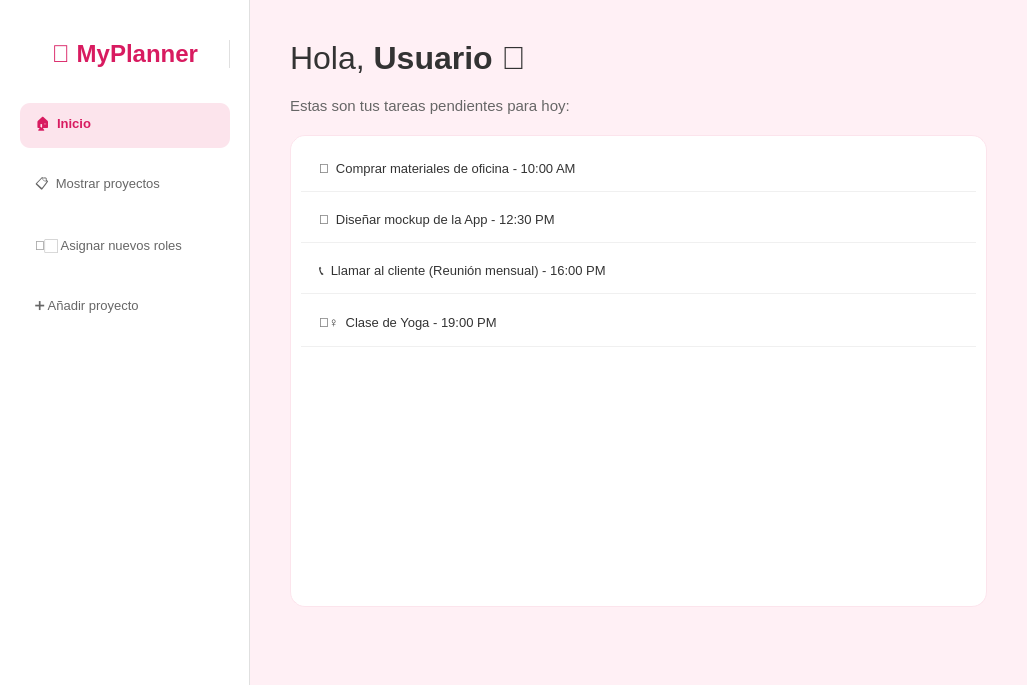
Above: vistas/pantallaprincipal.ui from FrJavier/Aplicacioncliente before the change. Below: the same form after it.
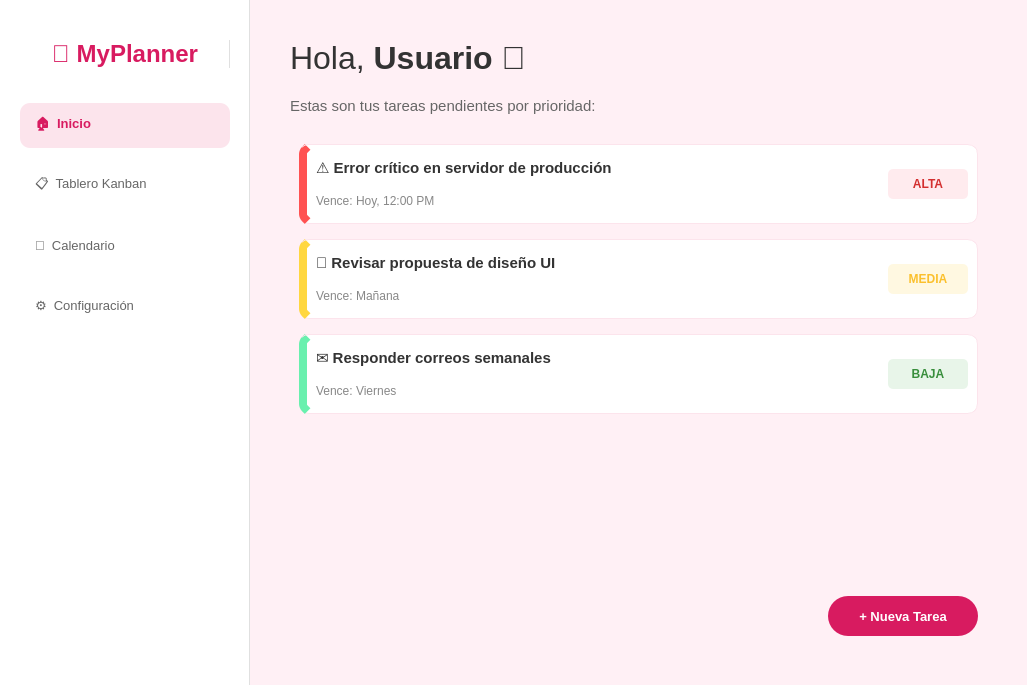
That is the form after the change.

Diff of the .ui file:
```diff
--- a/vistas/pantallaprincipal.ui
+++ b/vistas/pantallaprincipal.ui
@@ -177,7 +177,7 @@
 }</string>
          </property>
          <property name="text">
-          <string>📋  Mostrar proyectos</string>
+          <string>📋  Tablero Kanban</string>
          </property>
         </widget>
        </item>
@@ -212,7 +212,7 @@
 }</string>
          </property>
          <property name="text">
-          <string>👩🏻 Asignar nuevos roles</string>
+          <string>📅  Calendario</string>
          </property>
         </widget>
        </item>
@@ -247,7 +247,7 @@
 }</string>
          </property>
          <property name="text">
-          <string>➕ Añadir proyecto</string>
+          <string>⚙️  Configuración</string>
          </property>
         </widget>
        </item>
@@ -315,64 +315,369 @@
           <string notr="true">color: #666;</string>
          </property>
          <property name="text">
-          <string>Estas son tus tareas pendientes para hoy:</string>
+          <string>Estas son tus tareas pendientes por prioridad:</string>
          </property>
         </widget>
        </item>
        <item>
-        <widget class="QListWidget" name="listWidgetTasks">
-         <property name="font">
-          <font>
-           <family>Segoe UI</family>
-           <pointsize>10</pointsize>
-          </font>
-         </property>
+        <widget class="QScrollArea" name="scrollAreaTasks">
          <property name="styleSheet">
-          <string notr="true">QListWidget {
-	background-color: white;
-	border: 1px solid #FCE4EC;
-	border-radius: 15px;
-	padding: 10px;
-	outline: none;
-}
-QListWidget::item {
-	padding: 15px;
-	border-bottom: 1px solid #F0F0F0;
-	margin-bottom: 5px;
-	color: #333;
-}
-QListWidget::item:selected {
-	background-color: #FCE4EC;
-	color: #D81B60;
-	border-radius: 10px;
+          <string notr="true">QScrollArea {
 	border: none;
+	background-color: transparent;
+}
+QWidget#scrollAreaWidgetContents {
+	background-color: transparent;
 }</string>
          </property>
-         <item>
-          <property name="text">
-           <string>📌  Comprar materiales de oficina - 10:00 AM</string>
+         <property name="widgetResizable">
+          <bool>true</bool>
+         </property>
+         <widget class="QWidget" name="scrollAreaWidgetContents">
+          <property name="geometry">
+           <rect>
+            <x>0</x>
+            <y>0</y>
+            <width>697</width>
+            <height>407</height>
+           </rect>
           </property>
-         </item>
-         <item>
-          <property name="text">
-           <string>🎨  Diseñar mockup de la App - 12:30 PM</string>
-          </property>
-         </item>
-         <item>
-          <property name="text">
-           <string>📞  Llamar al cliente (Reunión mensual) - 16:00 PM</string>
-          </property>
-         </item>
-         <item>
-          <property name="text">
-           <string>🧘‍♀️  Clase de Yoga - 19:00 PM</string>
-          </property>
-         </item>
+          <layout class="QVBoxLayout" name="verticalLayout_tasks">
+           <property name="spacing">
+            <number>15</number>
+           </property>
+           <item>
+            <widget class="QFrame" name="task_high_priority">
+             <property name="minimumSize">
+              <size>
+               <width>0</width>
+               <height>80</height>
+              </size>
+             </property>
+             <property name="styleSheet">
+              <string notr="true">QFrame {
+	background-color: white;
+	border-radius: 10px;
+	border-left: 8px solid #FF5252; /* ROJO */
+	border-right: 1px solid #FCE4EC;
+	border-top: 1px solid #FCE4EC;
+	border-bottom: 1px solid #FCE4EC;
+}
+QFrame:hover {
+	background-color: #FFF5F7;
+}</string>
+             </property>
+             <property name="frameShape">
+              <enum>QFrame::StyledPanel</enum>
+             </property>
+             <property name="frameShadow">
+              <enum>QFrame::Raised</enum>
+             </property>
+             <layout class="QHBoxLayout" name="horizontalLayout_3">
+              <item>
+               <layout class="QVBoxLayout" name="verticalLayout_4">
+                <item>
+                 <widget class="QLabel" name="lbl_task1">
+                  <property name="font">
+                   <font>
+                    <family>Segoe UI</family>
+                    <pointsize>11</pointsize>
+                    <weight>75</weight>
+                    <bold>true</bold>
+                   </font>
+                  </property>
+                  <property name="styleSheet">
+                   <string notr="true">border: none; background: transparent; color: #333;</string>
+                  </property>
+                  <property name="text">
+                   <string>⚠️ Error crítico en servidor de producción</string>
+                  </property>
+                 </widget>
+                </item>
+                <item>
+                 <widget class="QLabel" name="lbl_time1">
+                  <property name="styleSheet">
+                   <string notr="true">border: none; background: transparent; color: #888;</string>
+                  </property>
+                  <property name="text">
+                   <string>Vence: Hoy, 12:00 PM</string>
+                  </property>
+                 </widget>
+                </item>
+               </layout>
+              </item>
+              <item>
+               <widget class="QLabel" name="tag_urgent">
+                <property name="maximumSize">
+                 <size>
+                  <width>80</width>
+                  <height>30</height>
+                 </size>
+                </property>
+                <property name="font">
+                 <font>
+                  <weight>75</weight>
+                  <bold>true</bold>
+                 </font>
+                </property>
+                <property name="styleSheet">
+                 <string notr="true">background-color: #FFEBEE; color: #D32F2F; border: none; border-radius: 5px; padding: 5px;</string>
+                </property>
+                <property name="text">
+                 <string>ALTA</string>
+                </property>
+                <property name="alignment">
+                 <set>Qt::AlignCenter</set>
+                </property>
+               </widget>
+              </item>
+             </layout>
+            </widget>
+           </item>
+           <item>
+            <widget class="QFrame" name="task_med_priority">
+             <property name="minimumSize">
+              <size>
+               <width>0</width>
+               <height>80</height>
+              </size>
+             </property>
+             <property name="styleSheet">
+              <string notr="true">QFrame {
+	background-color: white;
+	border-radius: 10px;
+	border-left: 8px solid #FFD740; /* AMARILLO */
+	border-right: 1px solid #FCE4EC;
+	border-top: 1px solid #FCE4EC;
+	border-bottom: 1px solid #FCE4EC;
+}
+QFrame:hover {
+	background-color: #FFFDE7;
+}</string>
+             </property>
+             <property name="frameShape">
+              <enum>QFrame::StyledPanel</enum>
+             </property>
+             <property name="frameShadow">
+              <enum>QFrame::Raised</enum>
+             </property>
+             <layout class="QHBoxLayout" name="horizontalLayout_4">
+              <item>
+               <layout class="QVBoxLayout" name="verticalLayout_5">
+                <item>
+                 <widget class="QLabel" name="lbl_task2">
+                  <property name="font">
+                   <font>
+                    <family>Segoe UI</family>
+                    <pointsize>11</pointsize>
+                    <weight>75</weight>
+                    <bold>true</bold>
+                   </font>
+                  </property>
+                  <property name="styleSheet">
+                   <string notr="true">border: none; background: transparent; color: #333;</string>
+                  </property>
+                  <property name="text">
+                   <string>📝 Revisar propuesta de diseño UI</string>
+                  </property>
+                 </widget>
+                </item>
+                <item>
+                 <widget class="QLabel" name="lbl_time2">
+                  <property name="styleSheet">
+                   <string notr="true">border: none; background: transparent; color: #888;</string>
+                  </property>
+                  <property name="text">
+                   <string>Vence: Mañana</string>
+                  </property>
+                 </widget>
+                </item>
+               </layout>
+              </item>
+              <item>
+               <widget class="QLabel" name="tag_med">
+                <property name="maximumSize">
+                 <size>
+                  <width>80</width>
+                  <height>30</height>
+                 </size>
+                </property>
+                <property name="font">
+                 <font>
+                  <weight>75</weight>
+                  <bold>true</bold>
+                 </font>
+                </property>
+                <property name="styleSheet">
+                 <string notr="true">background-color: #FFF8E1; color: #FBC02D; border: none; border-radius: 5px; padding: 5px;</string>
+                </property>
+                <property name="text">
+                 <string>MEDIA</string>
+                </property>
+                <property name="alignment">
+                 <set>Qt::AlignCenter</set>
+                </property>
+               </widget>
+              </item>
+             </layout>
+            </widget>
+           </item>
+           <item>
+            <widget class="QFrame" name="task_low_priority">
+             <property name="minimumSize">
+              <size>
+               <width>0</width>
+               <height>80</height>
+              </size>
+             </property>
+             <property name="styleSheet">
+              <string notr="true">QFrame {
+	background-color: white;
+	border-radius: 10px;
+	border-left: 8px solid #69F0AE; /* VERDE */
+	border-right: 1px solid #FCE4EC;
+	border-top: 1px solid #FCE4EC;
+	border-bottom: 1px solid #FCE4EC;
+}
+QFrame:hover {
+	background-color: #E8F5E9;
+}</string>
+             </property>
+             <property name="frameShape">
+              <enum>QFrame::StyledPanel</enum>
+             </property>
+             <property name="frameShadow">
+              <enum>QFrame::Raised</enum>
+             </property>
+             <layout class="QHBoxLayout" name="horizontalLayout_5">
+              <item>
+               <layout class="QVBoxLayout" name="verticalLayout_6">
+                <item>
+                 <widget class="QLabel" name="lbl_task3">
+                  <property name="font">
+                   <font>
+                    <family>Segoe UI</family>
+                    <pointsize>11</pointsize>
+                    <weight>75</weight>
+                    <bold>true</bold>
+                   </font>
+                  </property>
+                  <property name="styleSheet">
+                   <string notr="true">border: none; background: transparent; color: #333;</string>
+                  </property>
+                  <property name="text">
+                   <string>✉️ Responder correos semanales</string>
+                  </property>
+                 </widget>
+                </item>
+                <item>
+                 <widget class="QLabel" name="lbl_time3">
+                  <property name="styleSheet">
+                   <string notr="true">border: none; background: transparent; color: #888;</string>
+                  </property>
+                  <property name="text">
+                   <string>Vence: Viernes</string>
+                  </property>
+                 </widget>
+                </item>
+               </layout>
+              </item>
+              <item>
+               <widget class="QLabel" name="tag_low">
+                <property name="maximumSize">
+                 <size>
+                  <width>80</width>
+                  <height>30</height>
+                 </size>
+                </property>
+                <property name="font">
+                 <font>
+                  <weight>75</weight>
+                  <bold>true</bold>
+                 </font>
+                </property>
+                <property name="styleSheet">
+                 <string notr="true">background-color: #E8F5E9; color: #388E3C; border: none; border-radius: 5px; padding: 5px;</string>
+                </property>
+                <property name="text">
+                 <string>BAJA</string>
+                </property>
+                <property name="alignment">
+                 <set>Qt::AlignCenter</set>
+                </property>
+               </widget>
+              </item>
+             </layout>
+            </widget>
+           </item>
+           <item>
+            <spacer name="verticalSpacer_tasks">
+             <property name="orientation">
+              <enum>Qt::Vertical</enum>
+             </property>
+             <property name="sizeHint" stdset="0">
+              <size>
+               <width>20</width>
+               <height>40</height>
+              </size>
+             </property>
+            </spacer>
+           </item>
+          </layout>
+         </widget>
         </widget>
        </item>
        <item>
         <widget class="QWidget" name="bottomBar" native="true">
-         <layout class="QHBoxLayout" name="horizontalLayout_2"/>
+         <layout class="QHBoxLayout" name="horizontalLayout_2">
+          <item>
+           <spacer name="horizontalSpacer">
+            <property name="orientation">
+             <enum>Qt::Horizontal</enum>
+            </property>
+            <property name="sizeHint" stdset="0">
+             <size>
+              <width>40</width>
+              <height>20</height>
+             </size>
+            </property>
+           </spacer>
+          </item>
+          <item>
+           <widget class="QPushButton" name="btnAdd">
+            <property name="minimumSize">
+             <size>
+              <width>150</width>
+              <height>40</height>
+             </size>
+            </property>
+            <property name="font">
+             <font>
+              <family>Segoe UI</family>
+              <pointsize>10</pointsize>
+              <weight>75</weight>
+              <bold>true</bold>
+             </font>
+            </property>
+            <property name="cursor">
+             <cursorShape>PointingHandCursor</cursorShape>
+            </property>
+            <property name="styleSheet">
+             <string notr="true">QPushButton {
+	background-color: #D81B60;
+	color: white;
+	border-radius: 20px;
+}
+QPushButton:hover {
+	background-color: #C2185B;
+}</string>
+            </property>
+            <property name="text">
+             <string>+ Nueva Tarea</string>
+            </property>
+           </widget>
+          </item>
+         </layout>
         </widget>
        </item>
       </layout>
```
Left out of the diff: 2 changed lines with no effect on the pictures.
